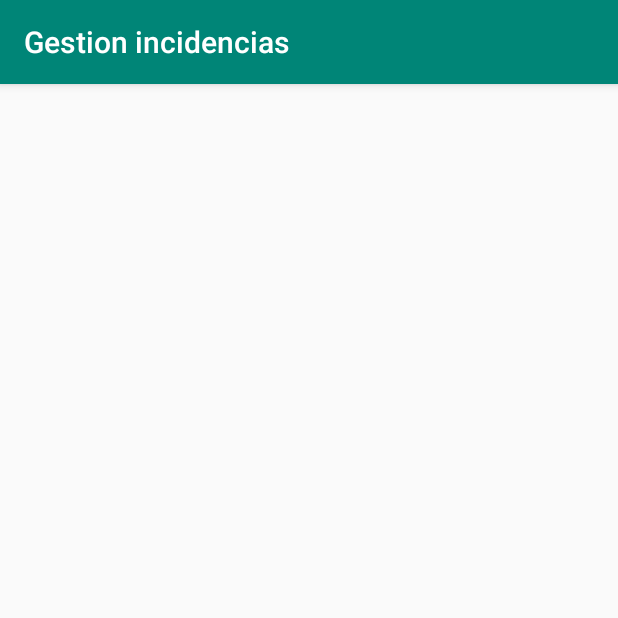
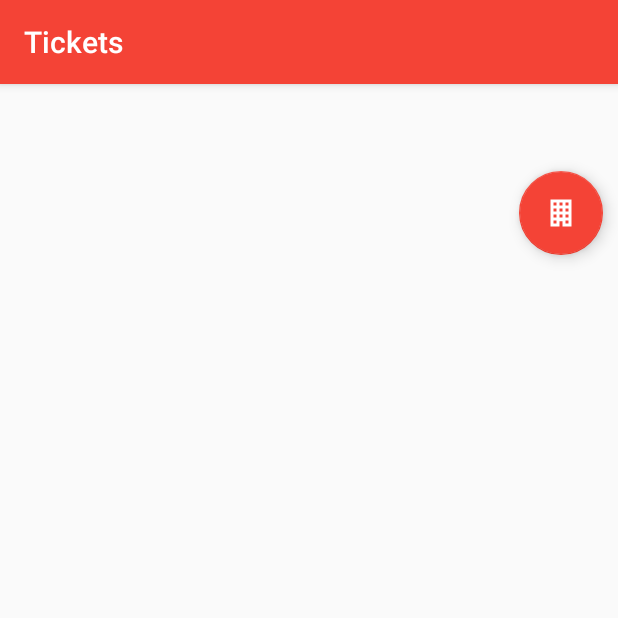
Before and after one commit to atangji/FirebaseDB, an Android app: the screen it shows after launch (MainActivity), on a phone screen of 412 x 824 dp, the top half of it. Run offline under Robolectric (Android 15) with nearby library versions, the phone set to English and light mode, and no system bars; our stand-ins replace Firebase (no records; nobody signed in at launch, a user with empty details on screens opened directly).

Commit message:
Add SedeAdapter

```diff
--- a/app/build.gradle
+++ b/app/build.gradle
@@ -30,5 +30,6 @@ dependencies {
     androidTestImplementation 'androidx.test.espresso:espresso-core:3.1.1'
     implementation 'androidx.recyclerview:recyclerview:1.1.0'
     implementation 'androidx.cardview:cardview:1.0.0'
+    implementation 'com.android.support:design:28.0.0'
 }
 apply plugin: 'com.google.gms.google-services'
--- a/app/src/main/java/com/example/firebasedb/Adapters/SedeAdapter.java
+++ b/app/src/main/java/com/example/firebasedb/Adapters/SedeAdapter.java
@@ -30,7 +30,7 @@ public class SedeAdapter  extends RecyclerView.Adapter<SedeAdapter.ViewHolderSed
     public SedeAdapter.ViewHolderSede onCreateViewHolder(ViewGroup viewGroup, int viewType) {
 
         View itemView = LayoutInflater.from(viewGroup.getContext())
-                .inflate(R.layout.item_ticket, viewGroup, false);
+                .inflate(R.layout.item_sede, viewGroup, false);
 
         itemView.setOnClickListener(this);
         SedeAdapter.ViewHolderSede tvh = new SedeAdapter.ViewHolderSede(itemView, viewGroup.getContext());
--- a/app/src/main/java/com/example/firebasedb/MainActivity.java
+++ b/app/src/main/java/com/example/firebasedb/MainActivity.java
@@ -4,15 +4,23 @@ import androidx.annotation.NonNull;
 import androidx.appcompat.app.AppCompatActivity;
 import androidx.recyclerview.widget.LinearLayoutManager;
 import androidx.recyclerview.widget.RecyclerView;
+import androidx.viewpager.widget.ViewPager;
 
+import android.content.Intent;
 import android.os.Bundle;
 import android.util.Log;
+import android.view.View;
+import android.widget.Button;
+import android.widget.Toast;
+import android.widget.Toolbar;
 
+import com.example.firebasedb.Adapters.SedeAdapter;
 import com.example.firebasedb.Adapters.TicketAdapter;
 import com.example.firebasedb.Model.Poblacion;
 import com.example.firebasedb.Model.Sede;
 import com.example.firebasedb.Model.Ticket;
 import com.example.firebasedb.Model.Tipo;
+import com.google.android.material.floatingactionbutton.FloatingActionButton;
 import com.google.firebase.database.DataSnapshot;
 import com.google.firebase.database.DatabaseError;
 import com.google.firebase.database.DatabaseReference;
@@ -23,14 +31,26 @@ import java.util.ArrayList;
 import java.util.HashMap;
 import java.util.Map;
 
+import static android.widget.Toast.*;
+
 public class MainActivity extends AppCompatActivity {
     RecyclerView rvTicket;
     ArrayList<Ticket> tickets_array = new ArrayList<Ticket>();
+    Button btnSede;
+    FloatingActionButton fabSedes;
+    FloatingActionButton fabNuevoTicket;
+
+
+
     private DatabaseReference mDatabase;
     @Override
     protected void onCreate(Bundle savedInstanceState) {
         super.onCreate(savedInstanceState);
         setContentView(R.layout.activity_main);
+
+
+
+        fabSedes = (FloatingActionButton) findViewById(R.id.fabSedes);
 
         rvTicket = (RecyclerView)findViewById(R.id.rvTicket);
         rvTicket.setHasFixedSize(true);
@@ -39,7 +59,26 @@ public class MainActivity extends AppCompatActivity {
         cargarTicketFirebase();
 
 
+
+        FloatingActionButton fabSedes = (FloatingActionButton) findViewById(R.id.fabSedes);
+        fabSedes.setOnClickListener(new View.OnClickListener() {
+            @Override
+            public void onClick(View v) {
+
+                Intent i = new Intent(v.getContext(), SedeActivity.class);
+                startActivity(i);
+            }
+        });
+
+
+
+
+
+
     }
+
+
+
 
 
     private void cargarTicketFirebase(){
@@ -115,4 +154,11 @@ public class MainActivity extends AppCompatActivity {
     }
 
 
+
+
+
+
+
+
+
 }
--- a/app/src/main/java/com/example/firebasedb/Model/Sede.java
+++ b/app/src/main/java/com/example/firebasedb/Model/Sede.java
@@ -81,11 +81,11 @@ public class Sede implements Parcelable{
         return poblacion;
     }
 
+
     public Poblacion getPoblobj() {
         return poblobj;
     }
-    public void setPoblobj(HashMap<String, Boolean> poblacion) {
-        this.poblacion = poblacion;
-    }
 
+
+    public void setPoblobj(Poblacion poblobj) { this.poblobj = poblobj; }
 }
--- a/app/src/main/java/com/example/firebasedb/Model/Ticket.java
+++ b/app/src/main/java/com/example/firebasedb/Model/Ticket.java
@@ -121,6 +121,7 @@ public class Ticket implements Parcelable {
     public void setUsuobj(Usuario usuobj) {
         this.usuobj = usuobj;
     }
+
     public HashMap<String, Boolean> getSede() {
         return sede;
     }
--- /dev/null
+++ b/app/src/main/res/drawable-v24/office_building.xml
@@ -0,0 +1,9 @@
+<?xml version="1.0"?>
+
+<!-- drawable/office-building.xml -->
+
+    <vector android:viewportHeight="24" android:viewportWidth="24" android:width="28dp" android:height="28dp" xmlns:android="http://schemas.android.com/apk/res/android">
+
+    <path android:pathData="M5,3V21H11V17.5H13V21H19V3H5M7,5H9V7H7V5M11,5H13V7H11V5M15,5H17V7H15V5M7,9H9V11H7V9M11,9H13V11H11V9M15,9H17V11H15V9M7,13H9V15H7V13M11,13H13V15H11V13M15,13H17V15H15V13M7,17H9V19H7V17M15,17H17V19H15V17Z" android:fillColor="#fff"/>
+
+</vector>
--- a/app/src/main/res/layout/activity_main.xml
+++ b/app/src/main/res/layout/activity_main.xml
@@ -1,13 +1,44 @@
 <?xml version="1.0" encoding="utf-8"?>
-<androidx.constraintlayout.widget.ConstraintLayout xmlns:android="http://schemas.android.com/apk/res/android"
+<LinearLayout xmlns:android="http://schemas.android.com/apk/res/android"
     xmlns:app="http://schemas.android.com/apk/res-auto"
     xmlns:tools="http://schemas.android.com/tools"
     android:layout_width="match_parent"
     android:layout_height="match_parent"
+    android:orientation="vertical"
     tools:context=".MainActivity">
 
-    <androidx.recyclerview.widget.RecyclerView
-        android:id="@+id/rvTicket"
-        android:layout_width="match_parent"
-        android:layout_height="match_parent" />
-</androidx.constraintlayout.widget.ConstraintLayout>
+
+        <androidx.recyclerview.widget.RecyclerView
+            android:id="@+id/rvTicket"
+            android:layout_width="match_parent"
+            android:layout_height="wrap_content"/>
+
+
+        <androidx.appcompat.widget.AppCompatButton
+            android:id="@+id/btnSedes"
+            android:layout_width="wrap_content"
+            android:layout_height="wrap_content"
+            android:layout_gravity="right"
+            android:layout_marginRight="10dp"
+            android:layout_marginTop="10dp"
+            android:text="Sedes"
+            android:visibility="invisible">
+
+        </androidx.appcompat.widget.AppCompatButton>
+
+        <com.google.android.material.floatingactionbutton.FloatingActionButton
+            android:id="@+id/fabSedes"
+            android:layout_width="wrap_content"
+            android:layout_height="wrap_content"
+            android:paddingBottom="10dp"
+            android:layout_gravity="bottom|end"
+            android:layout_marginRight="10dp"
+            android:src="@drawable/office_building"
+            app:backgroundTint="#F44336"
+            app:layout_behavior=".MyBehavior"
+            app:rippleColor="#00E2D1D1">
+
+        </com.google.android.material.floatingactionbutton.FloatingActionButton>
+
+
+</LinearLayout>
--- a/app/src/main/res/values/colors.xml
+++ b/app/src/main/res/values/colors.xml
@@ -3,4 +3,6 @@
     <color name="colorPrimary">#008577</color>
     <color name="colorPrimaryDark">#FFFFFF</color>
     <color name="colorAccent">#D81B60</color>
+    <color name="negro_semitransparente">#B2000000</color>
+    <color name="blanco">#fafafa</color>
 </resources>
--- a/app/src/main/res/values/styles.xml
+++ b/app/src/main/res/values/styles.xml
@@ -3,10 +3,13 @@
     <!-- Base application theme. -->
     <style name="AppTheme" parent="Theme.AppCompat.Light.DarkActionBar">
         <!-- Customize your theme here. -->
-        <item name="colorPrimary">@color/colorPrimary</item>
+        <item name="colorPrimary">#F44336</item>
         <item name="colorPrimaryDark">@color/colorPrimaryDark</item>
         <item name="colorAccent">@color/colorAccent</item>
     </style>
-
+    <style name="Etiquetas">
+        <item name="android:background">@drawable/background_label_fab</item>
+        <item name="android:textColor">@color/white</item>
+    </style>
 
 </resources>
```
Also changed, not shown: app/src/main/AndroidManifest.xml (+19 -2 lines), app/src/main/java/com/example/firebasedb/SedeActivity.java (added, +107 -0 lines), app/src/main/java/com/example/firebasedb/activity_ticket_detalle.java (added, +14 -0 lines), app/src/main/res/drawable-v24/ic_agregar.xml (added, +9 -0 lines), app/src/main/res/drawable-v24/ic_sedes.xml (added, +9 -0 lines), app/src/main/res/drawable/background_label_fab.xml (added, +11 -0 lines), app/src/main/res/layout/activity_login.xml (+4 -4 lines), app/src/main/res/layout/activity_sede.xml (added, +16 -0 lines), app/src/main/res/layout/activity_ticket_detalle.xml (added, +101 -0 lines), app/src/main/res/layout/activity_ticket_nuevo.xml (added, +91 -0 lines), app/src/main/res/values/strings.xml (+14 -0 lines).
